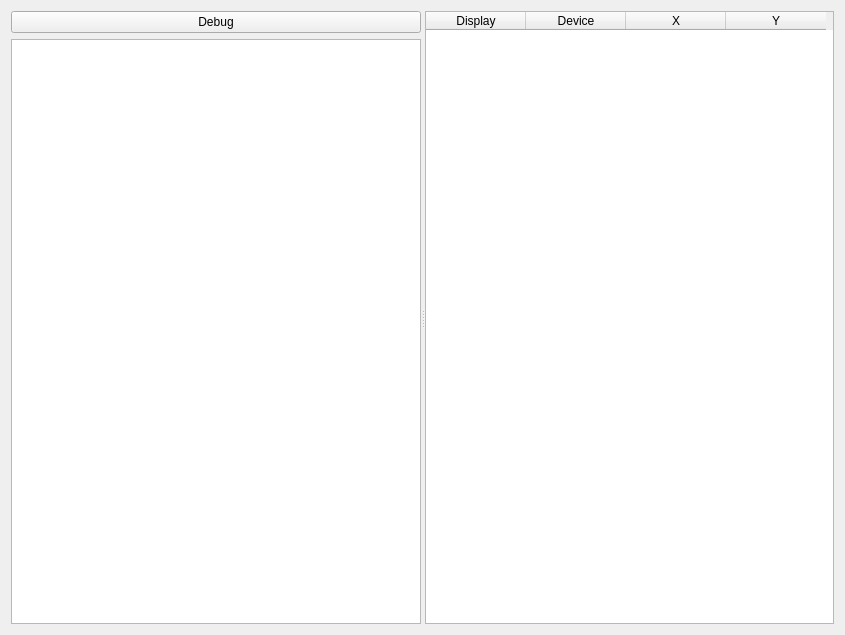
bec-project/bec_widgets, file bec_widgets/line_plot.ui: the form before one commit.
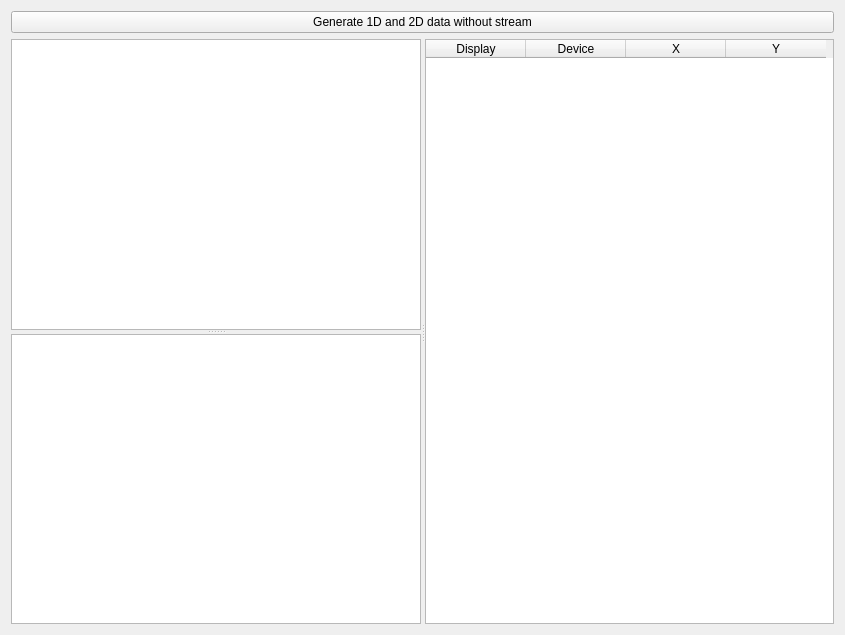
The form after the commit. Custom widgets are drawn as their Qt base class.

Patch:
```diff
--- a/bec_widgets/line_plot.ui
+++ b/bec_widgets/line_plot.ui
@@ -13,30 +13,33 @@
   <property name="windowTitle">
    <string>Line Plot</string>
   </property>
-  <layout class="QHBoxLayout" name="horizontalLayout">
+  <layout class="QVBoxLayout" name="verticalLayout">
    <item>
-    <widget class="QSplitter" name="splitter">
+    <widget class="QPushButton" name="pushButton_generate">
+     <property name="text">
+      <string>Generate 1D and 2D data without stream</string>
+     </property>
+    </widget>
+   </item>
+   <item>
+    <widget class="QSplitter" name="splitter_H">
      <property name="orientation">
       <enum>Qt::Horizontal</enum>
      </property>
-     <property name="opaqueResize">
-      <bool>false</bool>
-     </property>
-     <widget class="QWidget" name="verticalLayoutWidget">
-      <layout class="QVBoxLayout" name="verticalLayout">
-       <item>
-        <widget class="QPushButton" name="pushButton_debug">
-         <property name="text">
-          <string>Debug</string>
-         </property>
-        </widget>
-       </item>
-       <item>
-        <widget class="GraphicsLayoutWidget" name="glw"/>
-       </item>
-      </layout>
+     <widget class="QSplitter" name="splitter_plot">
+      <property name="sizePolicy">
+       <sizepolicy hsizetype="Expanding" vsizetype="Expanding">
+        <horstretch>0</horstretch>
+        <verstretch>0</verstretch>
+       </sizepolicy>
+      </property>
+      <property name="orientation">
+       <enum>Qt::Vertical</enum>
+      </property>
+      <widget class="GraphicsLayoutWidget" name="glw_plot"/>
+      <widget class="GraphicsLayoutWidget" name="glw_image"/>
      </widget>
-     <widget class="QTableWidget" name="mouse_table">
+     <widget class="QTableWidget" name="cursor_table">
       <property name="textElideMode">
        <enum>Qt::ElideMiddle</enum>
       </property>
```
